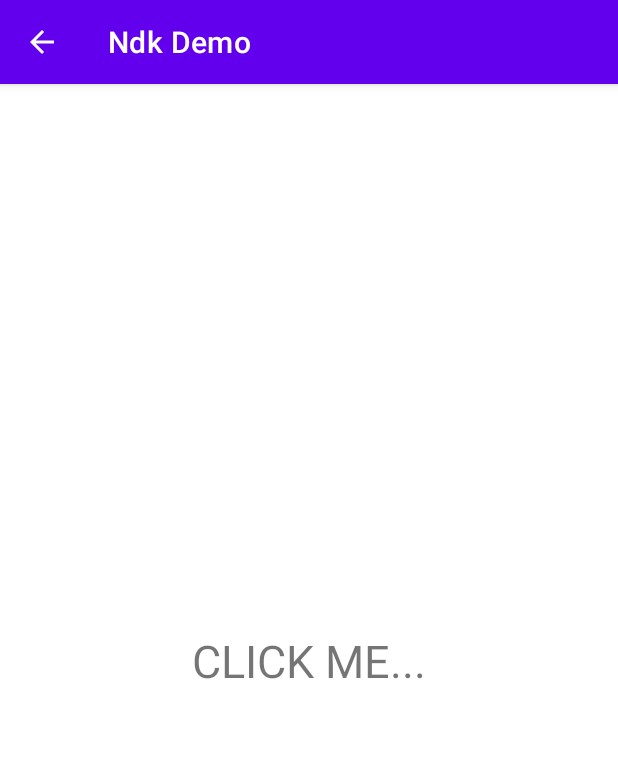
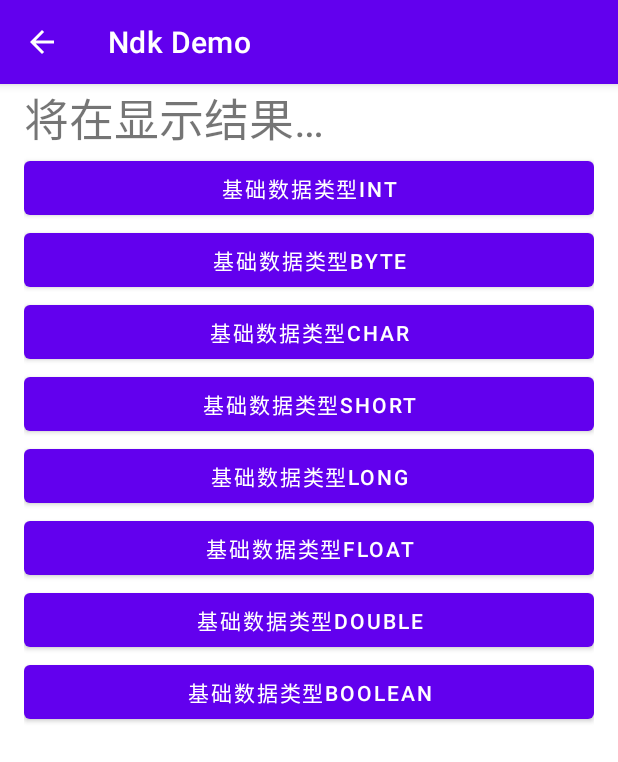
Before and after one commit to who7708/AndroidNdkDemo, an Android app: the JniBasicTypeActivity screen opened directly, with no data from a screen before it, on a phone screen of 412 x 824 dp. Shown: the top 762 px of the screen. Run offline under Robolectric (Android 15) with nearby library versions, the phone set to English and light mode, and no system bars.

Commit message:
java与jni基础数据类型转换

```diff
--- a/app/src/main/java/com/example/ndk/base/JniInvoke.java
+++ b/app/src/main/java/com/example/ndk/base/JniInvoke.java
@@ -9,7 +9,7 @@ public class JniInvoke {
 
     // Used to load the 'native-lib' library on application startup.
     static {
-        System.loadLibrary("native-lib");
+        System.loadLibrary("invoke-lib");
     }
 
     /**
--- a/app/src/main/java/com/example/ndk/jni/JniBasicTypeActivity.java
+++ b/app/src/main/java/com/example/ndk/jni/JniBasicTypeActivity.java
@@ -1,17 +1,60 @@
 package com.example.ndk.jni;
 
-import androidx.appcompat.app.AppCompatActivity;
-
 import android.os.Bundle;
+import android.view.View;
+import android.widget.TextView;
 
 import com.example.ndk.BaseActivity;
 import com.example.ndk.R;
 
-public class JniBasicTypeActivity extends BaseActivity {
+public class JniBasicTypeActivity extends BaseActivity implements View.OnClickListener {
+
+    private TextView textView;
 
     @Override
     protected void onCreate(Bundle savedInstanceState) {
         super.onCreate(savedInstanceState);
         setContentView(R.layout.activity_jni_basic_type);
+
+        findViewById(R.id.primitive_int).setOnClickListener(this);
+        findViewById(R.id.primitive_byte).setOnClickListener(this);
+        findViewById(R.id.primitive_char).setOnClickListener(this);
+        findViewById(R.id.primitive_short).setOnClickListener(this);
+        findViewById(R.id.primitive_long).setOnClickListener(this);
+        findViewById(R.id.primitive_float).setOnClickListener(this);
+        findViewById(R.id.primitive_double).setOnClickListener(this);
+        findViewById(R.id.primitive_boolean).setOnClickListener(this);
+
+        textView = findViewById(R.id.sample_text);
+    }
+
+    @Override
+    public void onClick(View v) {
+        JniBasicType jniBasicType = new JniBasicType();
+        if (R.id.primitive_int == v.getId()) {
+            int ret = jniBasicType.callNativeInt(1);
+            textView.setText(String.valueOf(ret));
+        } else if (R.id.primitive_byte == v.getId()) {
+            byte ret = jniBasicType.callNativeByte((byte) 2);
+            textView.setText(String.valueOf(ret));
+        } else if (R.id.primitive_char == v.getId()) {
+            char ret = jniBasicType.callNativeChar('A');
+            textView.setText(String.valueOf(ret));
+        } else if (R.id.primitive_short == v.getId()) {
+            short ret = jniBasicType.callNativeShort((short) 110);
+            textView.setText(String.valueOf(ret));
+        } else if (R.id.primitive_long == v.getId()) {
+            long ret = jniBasicType.callNativeLong(119L);
+            textView.setText(String.valueOf(ret));
+        } else if (R.id.primitive_float == v.getId()) {
+            float ret = jniBasicType.callNativeFloat(3.1415f);
+            textView.setText(String.valueOf(ret));
+        } else if (R.id.primitive_double == v.getId()) {
+            double ret = jniBasicType.callNativeDouble(3.1415D);
+            textView.setText(String.valueOf(ret));
+        } else if (R.id.primitive_boolean == v.getId()) {
+            boolean ret = jniBasicType.callNativeBoolean(Boolean.TRUE);
+            textView.setText(String.valueOf(ret));
+        }
     }
 }
--- a/app/src/main/res/layout/activity_jni_basic_type.xml
+++ b/app/src/main/res/layout/activity_jni_basic_type.xml
@@ -1,20 +1,73 @@
 <?xml version="1.0" encoding="utf-8"?>
-<androidx.constraintlayout.widget.ConstraintLayout xmlns:android="http://schemas.android.com/apk/res/android"
+<LinearLayout xmlns:android="http://schemas.android.com/apk/res/android"
     xmlns:app="http://schemas.android.com/apk/res-auto"
     xmlns:tools="http://schemas.android.com/tools"
     android:layout_width="match_parent"
     android:layout_height="match_parent"
+    android:layout_marginStart="@dimen/default_margin"
+    android:layout_marginLeft="@dimen/default_margin"
+    android:layout_marginEnd="@dimen/default_margin"
+    android:layout_marginRight="@dimen/default_margin"
+    android:orientation="vertical"
     tools:context=".jni.JniBasicTypeActivity">
 
     <TextView
         android:id="@+id/sample_text"
         android:layout_width="wrap_content"
         android:layout_height="wrap_content"
-        android:text="@string/click_me"
+        android:text="@string/show_result"
         android:textSize="30sp"
         app:layout_constraintBottom_toBottomOf="parent"
         app:layout_constraintLeft_toLeftOf="parent"
         app:layout_constraintRight_toRightOf="parent"
         app:layout_constraintTop_toTopOf="parent" />
 
-</androidx.constraintlayout.widget.ConstraintLayout>
+    <Button
+        android:id="@+id/primitive_int"
+        android:layout_width="match_parent"
+        android:layout_height="wrap_content"
+        android:text="@string/primitive_int" />
+
+    <Button
+        android:id="@+id/primitive_byte"
+        android:layout_width="match_parent"
+        android:layout_height="wrap_content"
+        android:text="@string/primitive_byte" />
+
+    <Button
+        android:id="@+id/primitive_char"
+        android:layout_width="match_parent"
+        android:layout_height="wrap_content"
+        android:text="@string/primitive_char" />
+
+    <Button
+        android:id="@+id/primitive_short"
+        android:layout_width="match_parent"
+        android:layout_height="wrap_content"
+        android:text="@string/primitive_short" />
+
+    <Button
+        android:id="@+id/primitive_long"
+        android:layout_width="match_parent"
+        android:layout_height="wrap_content"
+        android:text="@string/primitive_long" />
+
+    <Button
+        android:id="@+id/primitive_float"
+        android:layout_width="match_parent"
+        android:layout_height="wrap_content"
+        android:text="@string/primitive_float" />
+
+    <Button
+        android:id="@+id/primitive_double"
+        android:layout_width="match_parent"
+        android:layout_height="wrap_content"
+        android:text="@string/primitive_double" />
+
+    <Button
+        android:id="@+id/primitive_boolean"
+        android:layout_width="match_parent"
+        android:layout_height="wrap_content"
+        android:text="@string/primitive_boolean" />
+
+</LinearLayout>
--- a/app/src/main/res/values/strings.xml
+++ b/app/src/main/res/values/strings.xml
@@ -14,5 +14,15 @@
     <string name="create_thread">jni中线程的创建</string>
     <string name="thread_sync">jni中线程的同步</string>
     <string name="bitmap_operate">jni中Bitmap操作</string>
-    <string name="click_me">CLICK ME...</string>
+    <string name="click_me">CLICK ME</string>
+    <string name="show_result">将在显示结果…</string>
+    <string name="primitive_int">基础数据类型int</string>
+    <string name="primitive_byte">基础数据类型byte</string>
+    <string name="primitive_char">基础数据类型char</string>
+    <string name="primitive_short">基础数据类型short</string>
+    <string name="primitive_long">基础数据类型long</string>
+    <string name="primitive_float">基础数据类型float</string>
+    <string name="primitive_double">基础数据类型double</string>
+    <string name="primitive_boolean">基础数据类型boolean</string>
+
 </resources>
```
Also changed, not shown: app/src/main/cpp/CMakeLists.txt (+16 -3 lines), app/src/main/java/com/example/ndk/jni/JniBasicType.java (added, +28 -0 lines), 3 other files.
